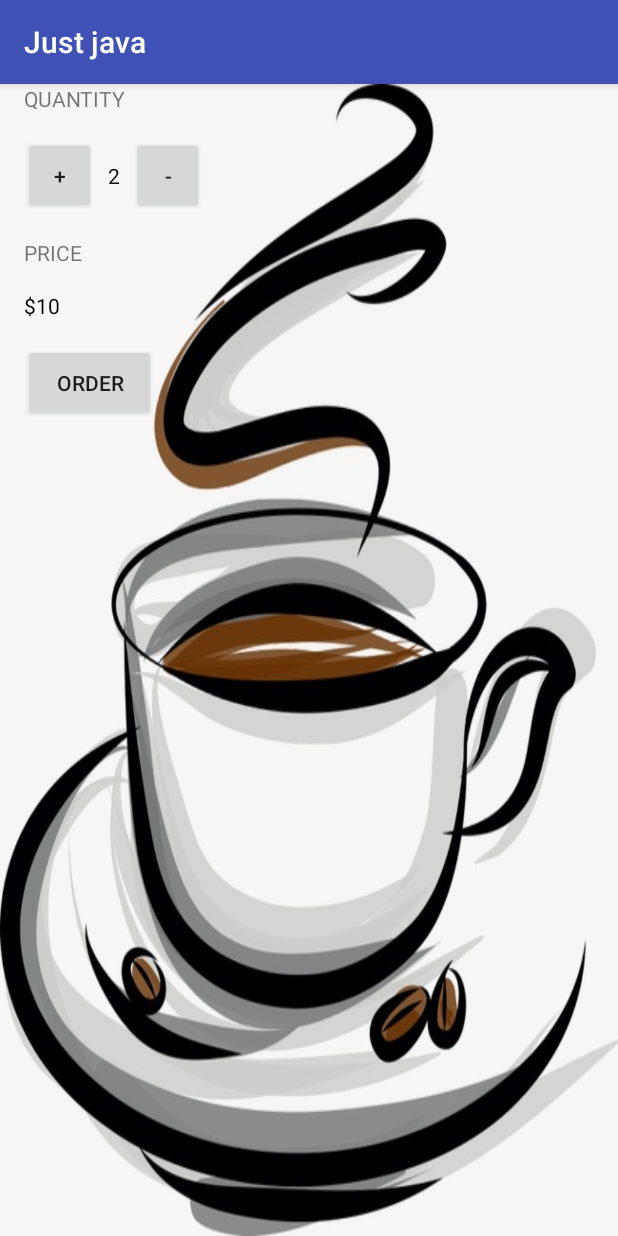
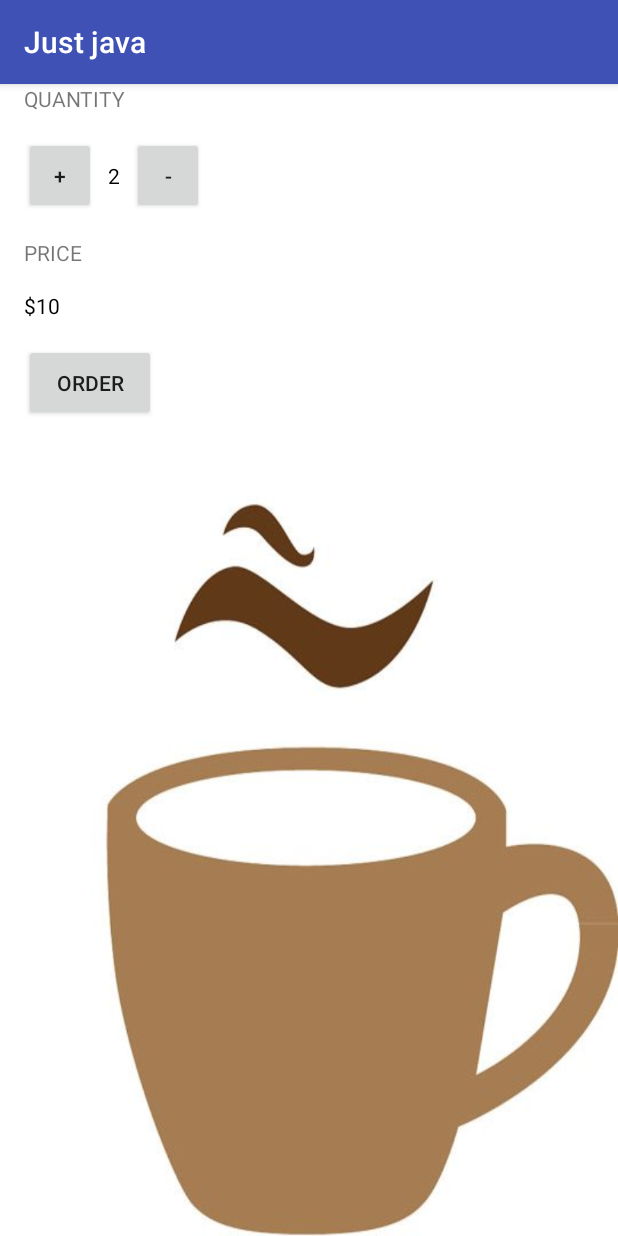
Before and after one commit to almansoub2018/android, an Android app: the screen it shows after launch (MainActivity), on a phone screen of 412 x 824 dp. Run offline under Robolectric (Android 15) with nearby library versions, the phone set to English and light mode, and no system bars.

Commit message:
new background

```diff
--- a/Justjava/app/src/main/java/com/example/android/justjava/MainActivity.java
+++ b/Justjava/app/src/main/java/com/example/android/justjava/MainActivity.java
@@ -31,7 +31,7 @@ public class MainActivity extends AppCompatActivity {
     /**
      * This method is called when the order button is clicked.
      */
-    int numberOfCoffees=2;
+  //  int numberOfCoffees=2;
     int quantity=1;
 
     public void submitOrder(View view) {
--- a/Justjava/app/src/main/res/layout/activity_main.xml
+++ b/Justjava/app/src/main/res/layout/activity_main.xml
@@ -3,7 +3,7 @@
     xmlns:tools="http://schemas.android.com/tools"
     android:layout_width="match_parent"
     android:layout_height="match_parent"
-    android:background="@drawable/coffee"
+    android:background="@drawable/coffee2"
     android:orientation="vertical"
     tools:context=".MainActivity">
 
@@ -25,7 +25,6 @@
             android:layout_width="48dp"
             android:layout_height="wrap_content"
             android:layout_marginLeft="16dp"
-            android:alpha="20"
             android:onClick="increament"
             android:padding="16dp"
             android:text="+" />
```
Also changed, not shown: Justjava/app/src/main/res/drawable/coffee2.jpg (added).
